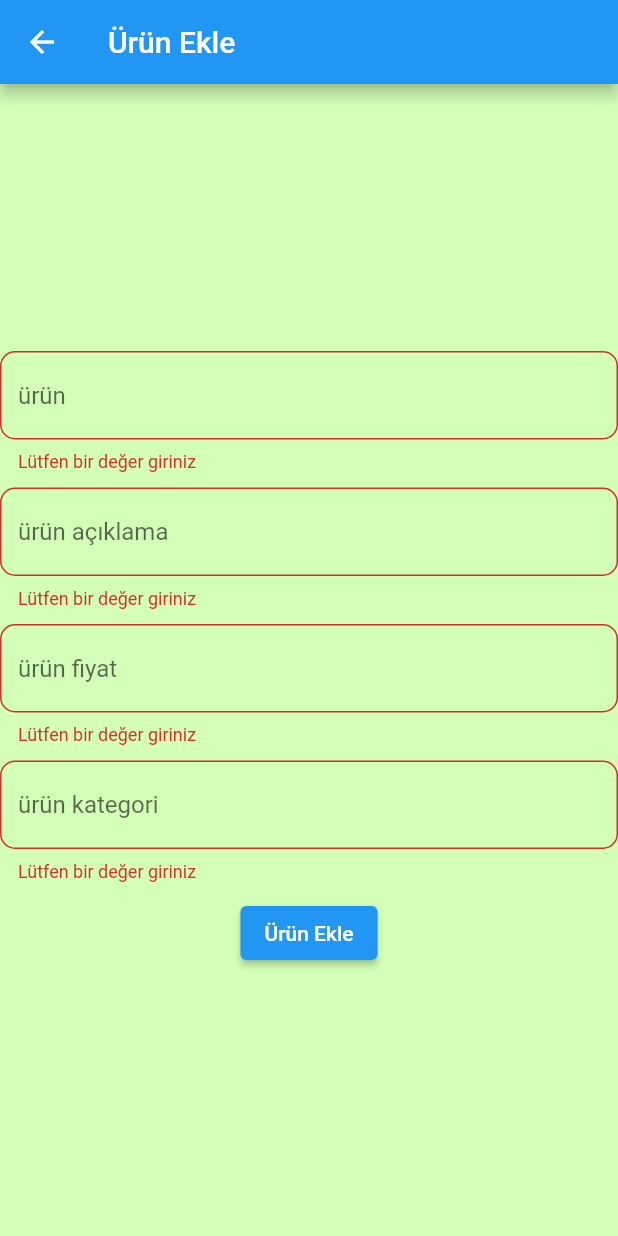
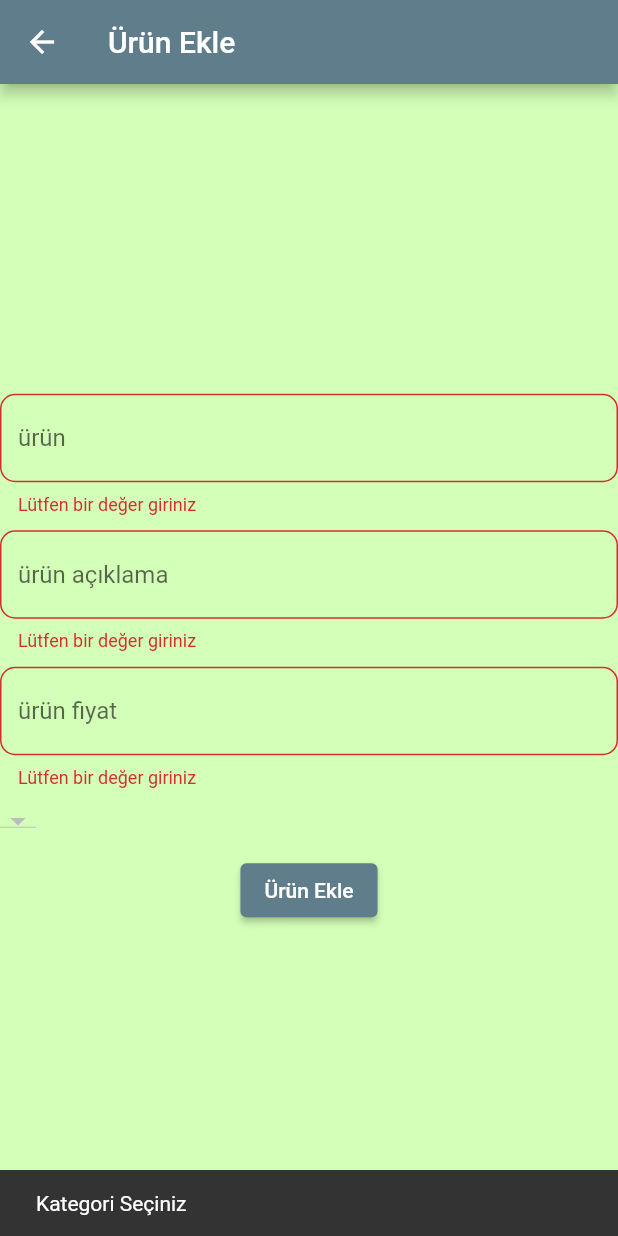
Before and after one commit to ergulecdemet/dolap, a Flutter app: the ProductAdd screen opened by its route, after a tap on "Ürün Ekle", on a phone screen of 412 x 824 dp. Run offline on Flutter 3.47's test engine with Material 2 defaults, Android fonts, the light colour scheme and no system bars; our stand-ins replace shared_preferences; accounts and stored records are empty; network calls fail.

Commit message:
bug fixed

```diff
--- a/lib/main.dart
+++ b/lib/main.dart
@@ -23,7 +23,7 @@ class MyApp extends StatelessWidget {
         // or simply save your changes to "hot reload" in a Flutter IDE).
         // Notice that the counter didn't reset back to zero; the application
         // is not restarted.
-        primarySwatch: Colors.blue,
+        primarySwatch: Colors.blueGrey,
       ),
       onGenerateRoute: RouteGenerator.routeGenerator,
     );
--- a/lib/screen/product_add/product_add_screen.dart
+++ b/lib/screen/product_add/product_add_screen.dart
@@ -1,3 +1,4 @@
+import 'package:dolap_app/model/caetgory_get_model.dart';
 import 'package:dolap_app/model/user_product_model.dart';
 import 'package:dolap_app/screen/register/register_screen.dart';
 import 'package:dolap_app/services/appservice.dart';
@@ -16,7 +17,7 @@ class _ProductAddState extends State<ProductAdd> {
   final TextEditingController _priceController = TextEditingController();
   final TextEditingController _descriptionController = TextEditingController();
   final TextEditingController _categoryController = TextEditingController();
-
+  var selectedCatgeory;
   // @override
   // void dispose() {
   //   super.dispose();
@@ -25,6 +26,19 @@ class _ProductAddState extends State<ProductAdd> {
   //   _descriptionController.dispose();
   //   _categoryController.dispose();
   // }
+  List<MyCatgeoryDataModel> catgories = [];
+  @override
+  void initState() {
+    // TODO: implement initState
+    super.initState();
+    AppService().getCategory().then((value) {
+      if (value.status == true) {
+        setState(() {
+          catgories = value.data!;
+        });
+      }
+    });
+  }
 
   @override
   Widget build(BuildContext context) {
@@ -46,18 +60,36 @@ class _ProductAddState extends State<ProductAdd> {
                     controller: _descriptionController),
                 CustomTextFromField(
                     hinText: "ürün fiyat", controller: _priceController),
-                CustomTextFromField(
-                    hinText: "ürün kategori", controller: _categoryController),
+                DropdownButton<String>(
+                  value: selectedCatgeory,
+                  onChanged: (String? newValue) {
+                    setState(() {
+                      selectedCatgeory = newValue!;
+                    });
+                  },
+                  items: catgories.map((MyCatgeoryDataModel value) {
+                    return DropdownMenuItem<String>(
+                      value: value.name.toString(),
+                      child: Text(value.name.toString()),
+                    );
+                  }).toList(),
+                ),
                 Center(
                     child: ElevatedButton(
                         onPressed: () async {
+                          if (selectedCatgeory == null ||
+                              selectedCatgeory.isEmpty) {
+                            ScaffoldMessenger.of(context).showSnackBar(
+                                const SnackBar(
+                                    content: Text("Kategori Seçiniz")));
+                          }
                           if (_formKey.currentState!.validate()) {
                             await AppService()
                                 .addProduct(UserProModel(
                               name: _nameController.text,
                               description: _descriptionController.text,
                               price: _priceController.text,
-                              categoryId: _categoryController.text,
+                              categoryId: selectedCatgeory,
                             ))
                                 .then((value) {
                               if (value?.status == true) {
@@ -71,6 +103,26 @@ class _ProductAddState extends State<ProductAdd> {
                               }
                             });
                           }
+                          // if (_formKey.currentState!.validate()) {
+                          //   await AppService()
+                          //       .addProduct(UserProModel(
+                          //     name: _nameController.text,
+                          //     description: _descriptionController.text,
+                          //     price: _priceController.text,
+                          //     categoryId: selectedCatgeory,
+                          //   ))
+                          //       .then((value) {
+                          //     if (value?.status == true) {
+                          //       Navigator.pop(context);
+                          //     } else {
+                          //       ScaffoldMessenger.of(context).showSnackBar(
+                          //         SnackBar(
+                          //           content: Text(value!.message.toString()),
+                          //         ),
+                          //       );
+                          //     }
+                          //   });
+                          // }
                         },
                         child: const Text("Ürün Ekle")))
               ],
--- a/lib/screen/register/register_screen.dart
+++ b/lib/screen/register/register_screen.dart
@@ -31,6 +31,7 @@ class _RegisterScreenState extends State<RegisterScreen> {
   @override
   Widget build(BuildContext context) {
     return Scaffold(
+      appBar: AppBar(),
       body: Form(
           key: _formKey,
           child: Center(
--- a/lib/services/appservice.dart
+++ b/lib/services/appservice.dart
@@ -66,13 +66,15 @@ class AppService {
       var response =
           await client.get(Uri.parse('${domain}auth/profile'), headers: {
         "Accept": "applicatin/json",
+        "Authorization": "Bearer $token",
       }).timeout(const Duration(seconds: 10));
       user = json.decode(response.body);
+      // return ProfileModel.fromJson(user!.toJson());
     } catch (e) {
       StatusModel(message: "Beklenmedik hata", status: false);
       return null;
     }
-    return ProfileModel.fromJson(json.decode(user.toString()));
+    return null;
   }
 
   Future<StatusModel> logout() async {
```
Also changed, not shown: lib/screen/home/home_screen.dart (+9 -5 lines), lib/screen/login/login_screen.dart (+6 -1 lines).
